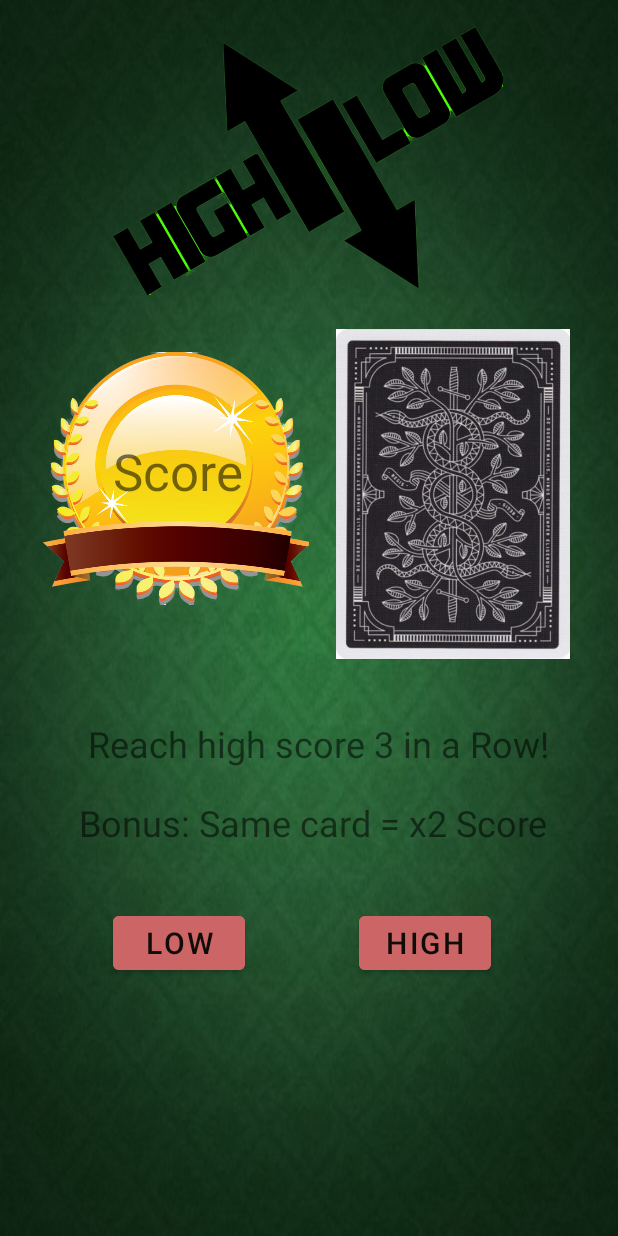
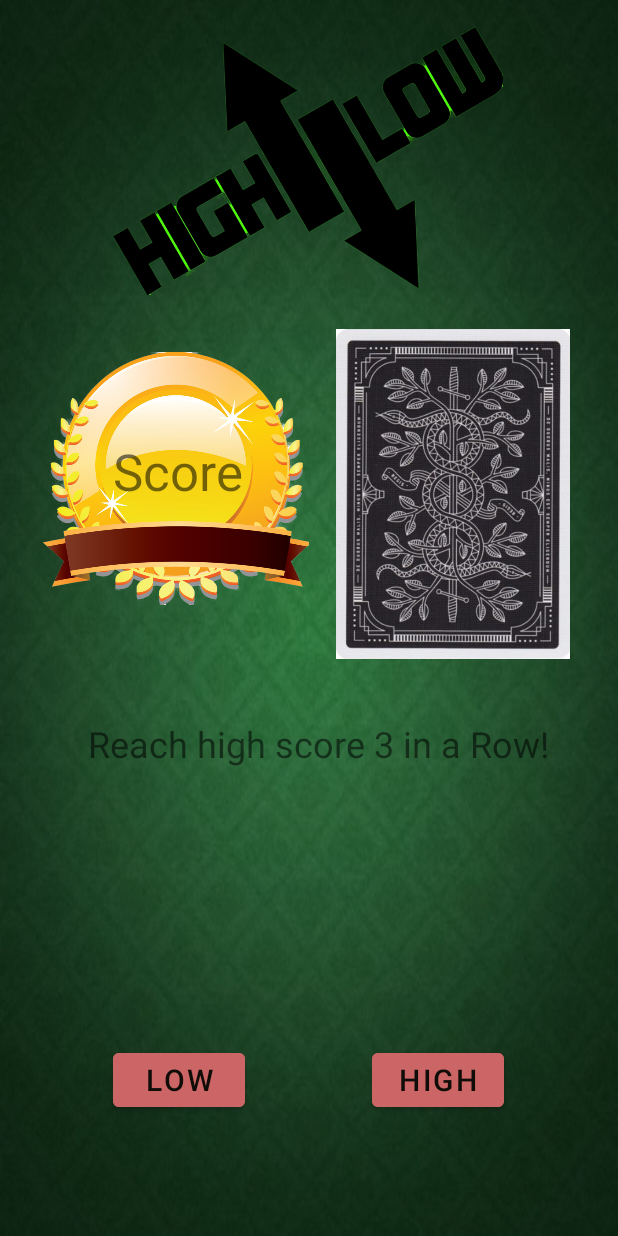
Before and after one commit to JonasB91/CardgameExamApp, an Android app: the MainActivity screen opened directly, with no data from a screen before it, on a phone screen of 412 x 824 dp. Run offline under Robolectric (Android 15) with nearby library versions, the phone set to English and light mode, and no system bars.

Commit message:
Fixade constraints etc

```diff
--- a/app/src/main/res/layout/activity_main.xml
+++ b/app/src/main/res/layout/activity_main.xml
@@ -11,16 +11,17 @@
         android:id="@+id/buttonPressHigh"
         android:layout_width="wrap_content"
         android:layout_height="wrap_content"
-        android:layout_marginTop="40dp"
+        android:layout_marginEnd="76dp"
+
+        android:layout_marginBottom="80dp"
         android:backgroundTint="#cc6666"
         android:text="@string/buttonPressHigh"
         android:textColor="#100c08"
-
         android:textSize="20sp"
+        app:layout_constraintBottom_toBottomOf="parent"
         app:layout_constraintEnd_toEndOf="parent"
-        app:layout_constraintHorizontal_bias="0.739"
-        app:layout_constraintStart_toStartOf="parent"
-        app:layout_constraintTop_toBottomOf="@+id/bonusTextView" />
+        app:layout_constraintTop_toBottomOf="@+id/textViewAnswer"
+        app:layout_constraintVertical_bias="1.0" />
 
     <ImageView
         android:id="@+id/mainImage"
@@ -37,15 +38,18 @@
         android:id="@+id/buttonPressLow"
         android:layout_width="wrap_content"
         android:layout_height="wrap_content"
-        android:layout_marginTop="40dp"
+        android:layout_marginStart="70dp"
+        android:layout_marginBottom="80dp"
         android:backgroundTint="#cc6666"
         android:text="@string/buttonPressLow"
         android:textColor="#100c08"
         android:textSize="20sp"
+        app:layout_constraintBottom_toBottomOf="parent"
         app:layout_constraintEnd_toStartOf="@+id/buttonPressHigh"
-        app:layout_constraintHorizontal_bias="0.496"
+        app:layout_constraintHorizontal_bias="0.056"
         app:layout_constraintStart_toStartOf="parent"
-        app:layout_constraintTop_toBottomOf="@+id/bonusTextView" />
+        app:layout_constraintTop_toBottomOf="@+id/textViewAnswer"
+        app:layout_constraintVertical_bias="1.0" />
 
     <TextView
         android:id="@+id/textViewAnswer"
@@ -58,19 +62,6 @@
         app:layout_constraintHorizontal_bias="0.56"
         app:layout_constraintStart_toStartOf="parent"
         app:layout_constraintTop_toBottomOf="@+id/mainImage" />
-
-    <TextView
-        android:id="@+id/bonusTextView"
-        android:layout_width="wrap_content"
-        android:layout_height="wrap_content"
-        android:layout_marginStart="50dp"
-        android:layout_marginTop="20dp"
-        android:text="@string/bonusTextView"
-        android:textSize="24sp"
-        app:layout_constraintEnd_toEndOf="parent"
-        app:layout_constraintHorizontal_bias="0.06"
-        app:layout_constraintStart_toStartOf="parent"
-        app:layout_constraintTop_toBottomOf="@+id/textViewAnswer" />
 
     <ImageView
         android:id="@+id/imageView2"
--- a/app/src/main/res/layout/activity_win_page.xml
+++ b/app/src/main/res/layout/activity_win_page.xml
@@ -18,7 +18,7 @@
         app:layout_constraintEnd_toEndOf="parent"
         app:layout_constraintStart_toStartOf="parent"
         app:layout_constraintTop_toTopOf="parent"
-        app:layout_constraintVertical_bias="0.576" />
+        app:layout_constraintVertical_bias="0.669" />
 
     <ImageView
         android:id="@+id/fallingCardOne"
@@ -113,16 +113,16 @@
         android:textSize="20sp"
         app:layout_constraintBottom_toBottomOf="parent"
         app:layout_constraintEnd_toEndOf="parent"
-        app:layout_constraintHorizontal_bias="0.2"
+        app:layout_constraintHorizontal_bias="0.0"
         app:layout_constraintStart_toEndOf="@+id/backButton"
         app:layout_constraintTop_toBottomOf="@+id/textViewWin"
-        app:layout_constraintVertical_bias="0.379" />
+        app:layout_constraintVertical_bias="1.0" />
 
     <Button
         android:id="@+id/backButton"
         android:layout_width="151dp"
         android:layout_height="56dp"
-        android:layout_marginStart="40dp"
+        android:layout_marginStart="36dp"
         android:layout_marginTop="80dp"
         android:layout_marginBottom="50dp"
         android:backgroundTint="#cc6666"
@@ -132,5 +132,5 @@
         app:layout_constraintBottom_toBottomOf="parent"
         app:layout_constraintStart_toStartOf="parent"
         app:layout_constraintTop_toBottomOf="@+id/textViewWin"
-        app:layout_constraintVertical_bias="0.379" />
+        app:layout_constraintVertical_bias="1.0" />
 </androidx.constraintlayout.widget.ConstraintLayout>
```
